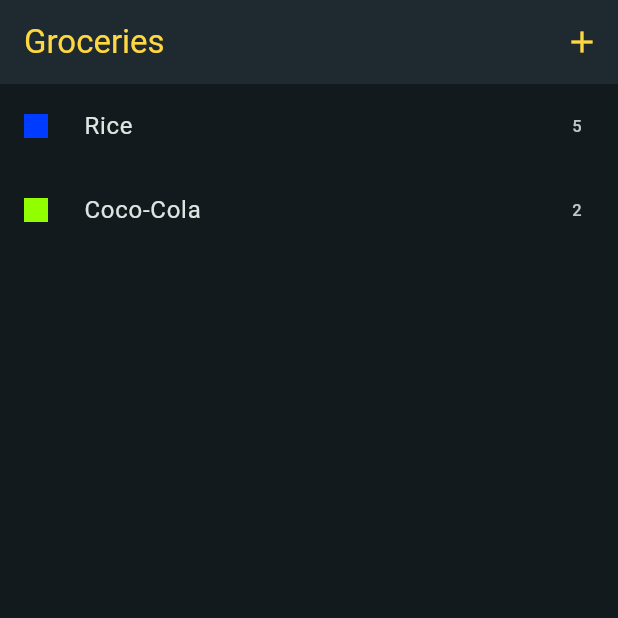
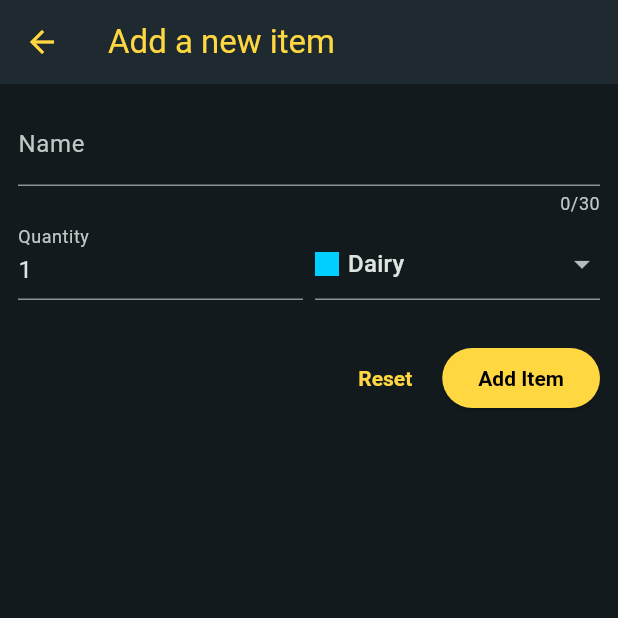
Before and after one commit to AmitAswal-lab/Flutter-ShoppingList-App, a Flutter app: the screen it shows after launch, after a tap on the "add" icon, on a phone screen of 412 x 824 dp, the top half of it. Run offline on Flutter 3.47's test engine with Material 3 defaults, Android fonts, the phone set to English and light mode, and no system bars.

Commit message:
Add grocery item form page with navigation, UI, validation, and data passing

```diff
--- a/lib/main.dart
+++ b/lib/main.dart
@@ -1,7 +1,7 @@
 import 'package:flutter/material.dart';
 import 'package:shopping_list_app/widgets/grocery_list.dart';
 
-void main(){
+void main() {
   runApp(MyApp());
 }
 
@@ -16,11 +16,9 @@ class MyApp extends StatelessWidget {
         colorScheme: ColorScheme.fromSeed(
           seedColor: const Color(0xFF26A69A), // Teal-ish green
           brightness: Brightness.dark,
-          surface: const Color(0xFF1E2A2F), // Dark, almost black-blue
+          surface: const Color(0xFF1E2A2F), // Dark surface
         ),
-        scaffoldBackgroundColor: const Color(
-          0xFF121A1D,
-        ),
+        scaffoldBackgroundColor: const Color(0xFF121A1D),
         appBarTheme: const AppBarTheme(
           backgroundColor: Color(0xFF1E2A2F),
           foregroundColor: Colors.amberAccent,
@@ -32,7 +30,12 @@ class MyApp extends StatelessWidget {
             textStyle: const TextStyle(fontWeight: FontWeight.bold),
           ),
         ),
-
+        textButtonTheme: TextButtonThemeData(
+          style: TextButton.styleFrom(
+            foregroundColor: Colors.amberAccent, // Text color
+            textStyle: const TextStyle(fontWeight: FontWeight.bold),
+          ),
+        ),
       ),
       home: GroceryList(),
     );
--- a/lib/widgets/grocery_list.dart
+++ b/lib/widgets/grocery_list.dart
@@ -2,6 +2,7 @@ import 'package:flutter/material.dart';
 import 'package:shopping_list_app/data/categories.dart';
 import 'package:shopping_list_app/models/grocery_items.dart';
 import 'package:shopping_list_app/models/category.dart';
+import 'package:shopping_list_app/widgets/new_item_form.dart';
 
 class GroceryList extends StatefulWidget {
   const GroceryList({super.key});
@@ -11,29 +12,43 @@ class GroceryList extends StatefulWidget {
 }
 
 class _GroceryListState extends State<GroceryList> {
-  final List<GroceryItems> _grocery_items = [
+  final List<GroceryItems> _groceryItems = [
     GroceryItems(category: categories[Categories.pantry]!, id: 'a',name: 'Rice',quantity: 5),
     GroceryItems(category: categories[Categories.drinks]!, id: 'b',name: 'Coco-Cola',quantity: 2),
   ];
+
+  void _addItem()async{
+
+    final newItem= await Navigator.of(context).push<GroceryItems>(MaterialPageRoute(builder: (ctx) => const NewItemForm()));
+
+    if(newItem == null){
+      return;
+    }
+    setState(() {
+      _groceryItems.add(newItem);
+    });
+  }
   @override
   Widget build(BuildContext context) {
     return Scaffold(
       appBar: AppBar(
         title: const Text('Groceries'),
         actions: [
-          IconButton(onPressed: (){}, icon: Icon(Icons.add)),
+          IconButton(
+            onPressed: _addItem,
+            icon: Icon(Icons.add)),
         ],
       ),
       body: ListView.builder(
-        itemCount: _grocery_items.length,
+        itemCount: _groceryItems.length,
         itemBuilder: (context, index) => ListTile(
-          title: Text(_grocery_items[index].name),
+          title: Text(_groceryItems[index].name),
           leading: Container(
             width: 16,
             height: 16,
-            color: _grocery_items[index].category.color,
+            color: _groceryItems[index].category.color,
           ),
-          trailing: Text(_grocery_items[index].quantity.toString()),
+          trailing: Text(_groceryItems[index].quantity.toString()),
         )),
     );
   }
--- /dev/null
+++ b/lib/widgets/new_item_form.dart
@@ -0,0 +1,132 @@
+
+import 'package:flutter/material.dart';
+import 'package:shopping_list_app/data/categories.dart';
+import 'package:shopping_list_app/models/category.dart';
+import 'package:shopping_list_app/models/grocery_items.dart';
+
+class NewItemForm extends StatefulWidget {
+  const NewItemForm({super.key});
+
+  @override
+  State<NewItemForm> createState() => _NewItemFormState();
+}
+
+class _NewItemFormState extends State<NewItemForm> {
+  final _formkey  =GlobalKey<FormState>();
+
+  var _enteredName = '';
+  var _enteredQuantity = 1;
+  var _selectedCategory = categories[Categories.dairy];
+
+  void _saveItem(){
+    if(_formkey.currentState!.validate()){
+      _formkey.currentState!.save();
+      Navigator.of(context).pop(
+        GroceryItems(
+          quantity: _enteredQuantity,
+          category: _selectedCategory!,
+          id: DateTime.now().toString(),
+          name: _enteredName));
+    }
+  }
+
+  @override
+  Widget build(BuildContext context) {
+    return Scaffold(
+      appBar: AppBar(
+        title: const Text('Add a new item'),
+      ),
+      body: Padding(
+        padding: EdgeInsets.all(12),
+        child: Form(
+          key: _formkey,
+          child: Column(
+            children: [
+              TextFormField(
+                initialValue: _enteredName,
+                maxLength: 30,
+                decoration: const InputDecoration(
+                  label: Text('Name'),
+                ),
+                validator: (value) {
+                  if (value == null ||
+                      value.isEmpty ||
+                      value.trim().length <= 1) {
+                    return 'Item name must be between 1 to 30 character long';
+                  }
+                  return null;
+                },
+                onSaved: (value){
+                  _enteredName = value!;
+                },
+
+              ),
+              Row(
+                crossAxisAlignment: CrossAxisAlignment.end,
+                children: [
+                  Expanded(
+                    child: TextFormField(
+                        decoration: const InputDecoration(
+                          label: Text('Quantity'),
+                        ),
+                        initialValue: _enteredQuantity.toString(),
+                        keyboardType: TextInputType.number,
+                        validator: (value) {
+                          if (value == null ||
+                              value.isEmpty ||
+                              int.tryParse(value) == null ||
+                              int.tryParse(value)! <=0) {
+                            return 'Only positive number G';
+                          }
+                          return null;
+                        },
+                        onSaved: (value){
+                          _enteredQuantity = int.parse(value!);
+                        },
+                    ),
+                  ),
+                  SizedBox(width: 8,),
+                  Expanded(
+                    child: DropdownButtonFormField(
+                      value: _selectedCategory,
+                      items: [
+                        for(final category in categories.entries)
+                         DropdownMenuItem(
+                          value: category.value,
+                          child: Row(
+                          children: [
+                            Container(
+                              height: 16,
+                              width: 16,
+                              color: category.value.color,
+                            ),
+                            SizedBox(width: 6,),
+                            Text(category.value.title),
+                          ],
+                         ),)
+
+                      ],
+                      onChanged: (value){
+                        setState(() {
+                          _selectedCategory = value;
+                        });
+                      }),
+                  )
+                ],
+              ),
+              SizedBox(height: 28,),
+              Row(
+                 mainAxisAlignment: MainAxisAlignment.end,
+                children: [
+                  TextButton(onPressed: (){
+                    _formkey.currentState!.reset();
+                  }, child: Text('Reset')),
+                  SizedBox(width: 6,),
+                  ElevatedButton(onPressed: _saveItem, child: Text('Add Item')),
+                ],
+              ),
+            ],
+          )),),
+    );
+  }
+}
```
